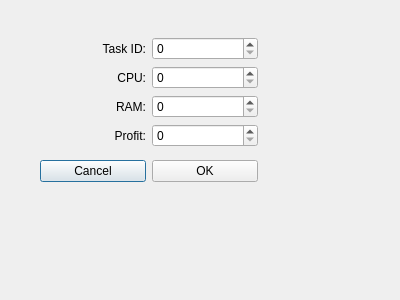
Above: addtaskdialog.ui from ashutosh691/CloudOptima-An-Optimised-Resource-Allocation-System before the change. Below: the same form after it.
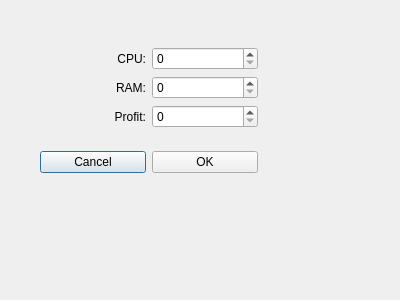
That is the form after the change.

Commit message: Improved structure and task Id generation

What changed in the file:
```diff
--- a/addtaskdialog.ui
+++ b/addtaskdialog.ui
@@ -13,7 +13,7 @@
   <property name="windowTitle">
    <string>Dialog</string>
   </property>
-  <widget class="QWidget" name="">
+  <widget class="QWidget" name="layoutWidget">
    <property name="geometry">
     <rect>
      <x>40</x>
@@ -26,19 +26,6 @@
     <item>
      <layout class="QGridLayout" name="gridLayout">
       <item row="0" column="0">
-       <widget class="QLabel" name="taskIdLabel">
-        <property name="text">
-         <string>Task ID:</string>
-        </property>
-        <property name="alignment">
-         <set>Qt::AlignmentFlag::AlignRight|Qt::AlignmentFlag::AlignTrailing|Qt::AlignmentFlag::AlignVCenter</set>
-        </property>
-       </widget>
-      </item>
-      <item row="0" column="1">
-       <widget class="QSpinBox" name="taskIdSpin"/>
-      </item>
-      <item row="1" column="0">
        <widget class="QLabel" name="cpuLabel">
         <property name="text">
          <string>CPU:</string>
@@ -48,23 +35,13 @@
         </property>
        </widget>
       </item>
-      <item row="1" column="1">
+      <item row="0" column="1">
        <widget class="QSpinBox" name="cpuSpin"/>
       </item>
-      <item row="2" column="0">
-       <widget class="QLabel" name="ramLabel">
-        <property name="text">
-         <string>RAM:</string>
-        </property>
-        <property name="alignment">
-         <set>Qt::AlignmentFlag::AlignRight|Qt::AlignmentFlag::AlignTrailing|Qt::AlignmentFlag::AlignVCenter</set>
-        </property>
-       </widget>
-      </item>
       <item row="2" column="1">
-       <widget class="QSpinBox" name="ramSpin"/>
+       <widget class="QSpinBox" name="profitSpin"/>
       </item>
-      <item row="3" column="0">
+      <item row="2" column="0">
        <widget class="QLabel" name="profitLabel">
         <property name="text">
          <string>Profit:</string>
@@ -74,8 +51,18 @@
         </property>
        </widget>
       </item>
-      <item row="3" column="1">
-       <widget class="QSpinBox" name="profitSpin"/>
+      <item row="1" column="1">
+       <widget class="QSpinBox" name="ramSpin"/>
+      </item>
+      <item row="1" column="0">
+       <widget class="QLabel" name="ramLabel">
+        <property name="text">
+         <string>RAM:</string>
+        </property>
+        <property name="alignment">
+         <set>Qt::AlignmentFlag::AlignRight|Qt::AlignmentFlag::AlignTrailing|Qt::AlignmentFlag::AlignVCenter</set>
+        </property>
+       </widget>
       </item>
      </layout>
     </item>
```
The commit also changes 15 other files.
